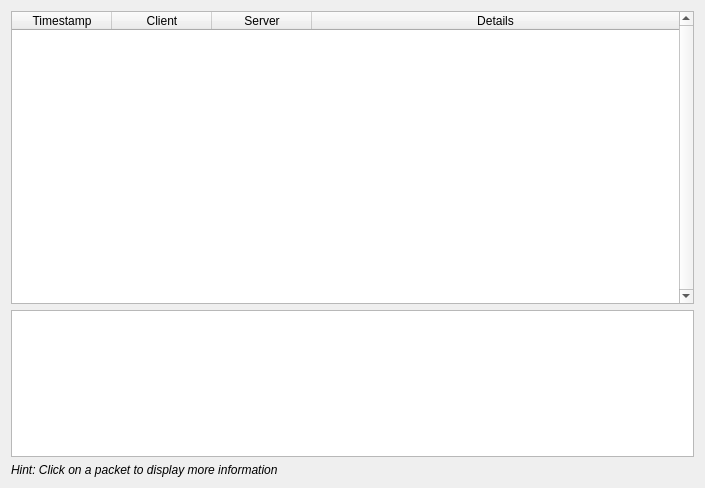
Old version of the form sidebysidewindow.ui in the repository AONunan/FinalYearProject.
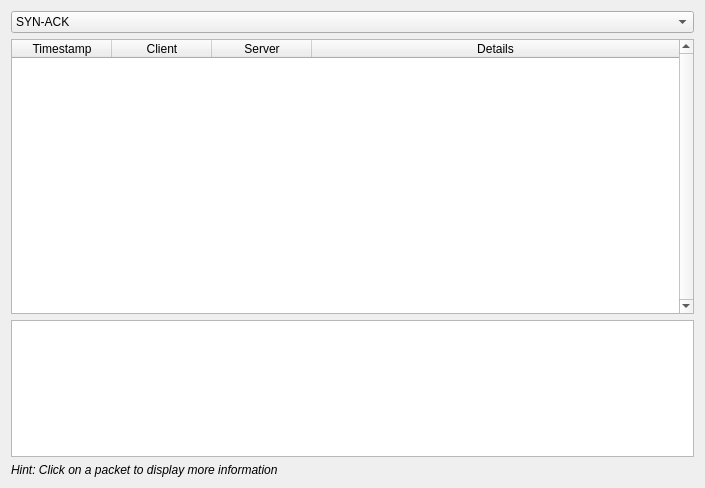
New version of the form.

Commit message: Displayed SYN-ACK details in SideBySideWindow

What changed in the file:
```diff
--- a/sidebysidewindow.ui
+++ b/sidebysidewindow.ui
@@ -15,7 +15,24 @@
   </property>
   <layout class="QHBoxLayout" name="horizontalLayout">
    <item>
-    <layout class="QVBoxLayout" name="verticalLayout" stretch="2,1,0">
+    <layout class="QVBoxLayout" name="verticalLayout" stretch="0,2,1,0">
+     <item>
+      <widget class="QComboBox" name="comboBox_choice">
+       <property name="toolTip">
+        <string>Choose what details to view</string>
+       </property>
+       <item>
+        <property name="text">
+         <string>SYN-ACK</string>
+        </property>
+       </item>
+       <item>
+        <property name="text">
+         <string>Testing</string>
+        </property>
+       </item>
+      </widget>
+     </item>
      <item>
       <widget class="QTableWidget" name="tableWidget_packets">
        <property name="sizePolicy">
```
The commit also changes 2 other files.
